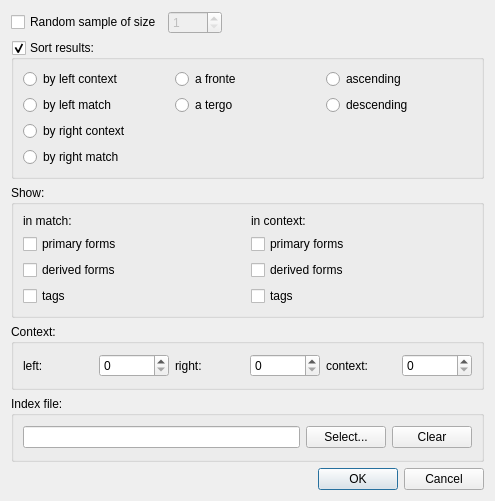
Before: the Qt Designer form src/poliqarpsettingsdialog.ui in jsbien/djview-poliqarp_fork, drawn with Qt 5.
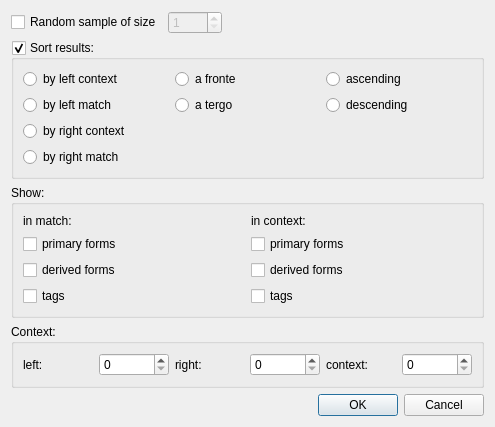
After: the same form once the commit is applied.

Commit message:
Standalone index. Closes #152.
This is a proof of concept. I will add some issues later.

What changed in the file:
```diff
--- a/src/poliqarpsettingsdialog.ui
+++ b/src/poliqarpsettingsdialog.ui
@@ -7,7 +7,7 @@
     <x>0</x>
     <y>0</y>
     <width>495</width>
-    <height>501</height>
+    <height>427</height>
    </rect>
   </property>
   <property name="windowTitle">
@@ -247,36 +247,6 @@
      </layout>
     </widget>
    </item>
-   <item>
-    <widget class="QGroupBox" name="groupBox_2">
-     <property name="title">
-      <string>Index file:</string>
-     </property>
-     <layout class="QHBoxLayout" name="horizontalLayout_3">
-      <item>
-       <widget class="QLineEdit" name="dictionaryEdit">
-        <property name="readOnly">
-         <bool>true</bool>
-        </property>
-       </widget>
-      </item>
-      <item>
-       <widget class="QPushButton" name="dictionarySelectButton">
-        <property name="text">
-         <string>Select...</string>
-        </property>
-       </widget>
-      </item>
-      <item>
-       <widget class="QPushButton" name="dictionaryClearButton">
-        <property name="text">
-         <string>Clear</string>
-        </property>
-       </widget>
-      </item>
-     </layout>
-    </widget>
-   </item>
    <item>
     <widget class="QDialogButtonBox" name="buttonBox">
      <property name="orientation">
```
Left out of the diff: 2 changed lines with no effect on the pictures. The commit also changes 12 other files.
